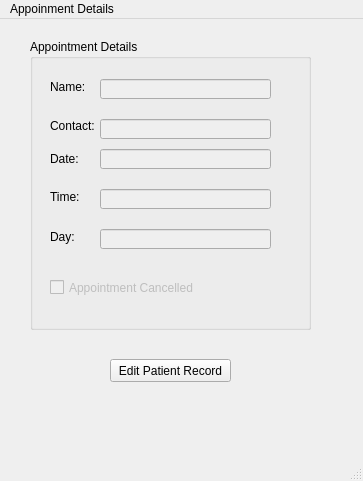
Old version of the form appointment_details.ui in the repository fakehafaisal/db_project.
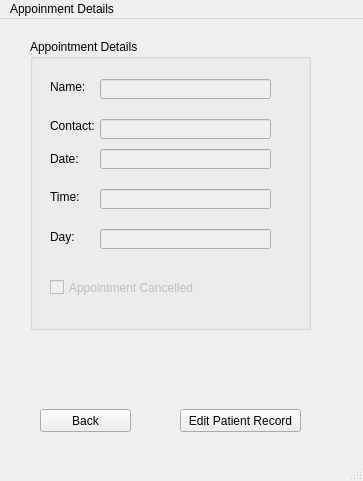
New version of the form.

```diff
--- a/appointment_details.ui
+++ b/appointment_details.ui
@@ -173,11 +173,24 @@
      </property>
     </widget>
    </widget>
+   <widget class="QPushButton" name="back_to_app_list">
+    <property name="geometry">
+     <rect>
+      <x>40</x>
+      <y>390</y>
+      <width>91</width>
+      <height>23</height>
+     </rect>
+    </property>
+    <property name="text">
+     <string>Back</string>
+    </property>
+   </widget>
    <widget class="QPushButton" name="edit_history">
     <property name="geometry">
      <rect>
-      <x>110</x>
-      <y>340</y>
+      <x>180</x>
+      <y>390</y>
       <width>121</width>
       <height>23</height>
      </rect>
```
